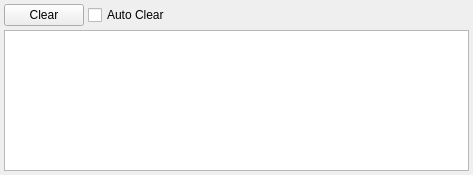
This is src/trunk/ui/ui_LogWidget.ui in rexMingla/my-renamer as Qt 5 draws it before an edit. The edited form follows.
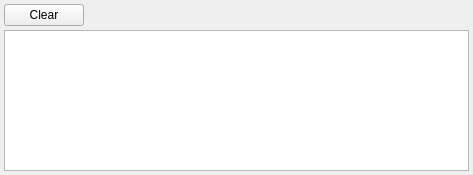
This is the edited form.

Diff of the .ui file:
```diff
--- a/src/trunk/ui/ui_LogWidget.ui
+++ b/src/trunk/ui/ui_LogWidget.ui
@@ -44,16 +44,6 @@
        </property>
       </widget>
      </item>
-     <item>
-      <widget class="QCheckBox" name="autoClearCheckBox">
-       <property name="toolTip">
-        <string>Clear before every run</string>
-       </property>
-       <property name="text">
-        <string>Auto Clear</string>
-       </property>
-      </widget>
-     </item>
      <item>
       <spacer name="horizontalSpacer">
        <property name="orientation">
```
